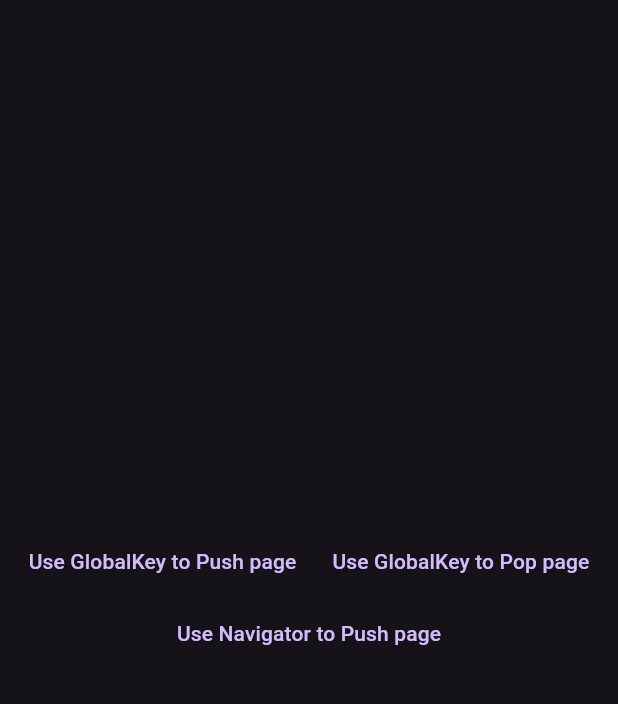
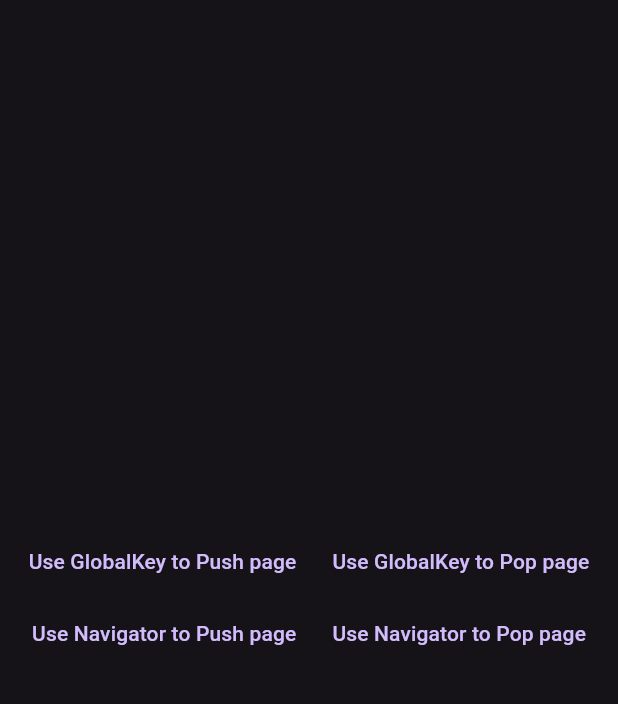
Before and after one commit to Cierra-Runis/based_flutter, a Flutter app: the BasedSplitViewPage screen opened directly, on a phone screen of 412 x 824 dp, the part 63-767 px from its top. Run offline on Flutter 3.47's test engine with Material 2 defaults, Android fonts, the phone set to English and light mode, and no system bars; our stand-ins replace pretty_qr_code; missing offline and left inert: flutter_shaders, qr.

Commit message:
🔧Fix web demo

```diff
--- a/example/lib/pages/based_split_view_page.dart
+++ b/example/lib/pages/based_split_view_page.dart
@@ -1,12 +1,12 @@
 import 'package:example/index.dart';
-
-final navigatorKey = GlobalKey<NavigatorState>();
 
 class BasedSplitViewPage extends StatelessWidget {
   const BasedSplitViewPage({super.key});
 
   @override
   Widget build(BuildContext context) {
+    final navigatorKey = GlobalKey<NavigatorState>();
+
     return Scaffold(
       appBar: AppBar(
         title: const Text('BasedSplitViewPage'),
@@ -14,7 +14,9 @@ class BasedSplitViewPage extends StatelessWidget {
       ),
       body: BasedSplitView(
         navigatorKey: navigatorKey,
-        leftWidget: const LeftWidget(),
+        leftWidget: LeftWidget(
+          navigatorKey: navigatorKey,
+        ),
       ),
     );
   }
@@ -23,7 +25,10 @@ class BasedSplitViewPage extends StatelessWidget {
 class LeftWidget extends StatelessWidget {
   const LeftWidget({
     super.key,
+    required this.navigatorKey,
   });
+
+  final GlobalKey<NavigatorState> navigatorKey;
 
   @override
   Widget build(BuildContext context) {
@@ -68,12 +73,20 @@ class NextPageButton extends StatelessWidget {
   @override
   Widget build(BuildContext context) {
     return Center(
-      child: TextButton(
-        onPressed: () => Navigator.push(
-          context,
-          CupertinoPageRoute(builder: (context) => const NextPage()),
-        ),
-        child: const Text('Use Navigator to Push page'),
+      child: Wrap(
+        children: [
+          TextButton(
+            onPressed: () => Navigator.push(
+              context,
+              CupertinoPageRoute(builder: (context) => const NextPage()),
+            ),
+            child: const Text('Use Navigator to Push page'),
+          ),
+          TextButton(
+            onPressed: () => Navigator.pop(context),
+            child: const Text('Use Navigator to Pop page'),
+          ),
+        ],
       ),
     );
   }
```
